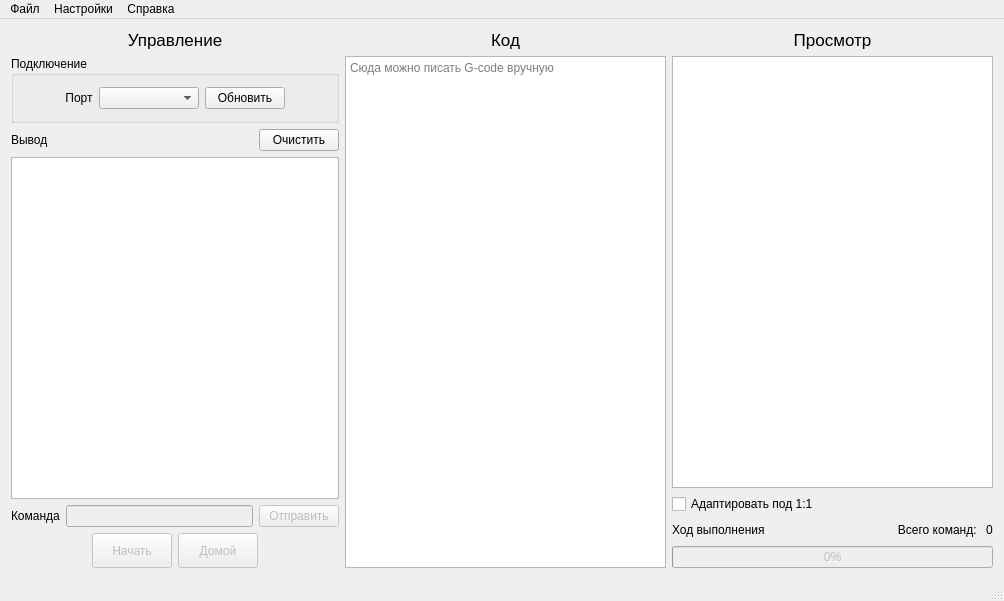
Qt form ui/mainwindow.ui (vladislick/CNCRun) before a commit.
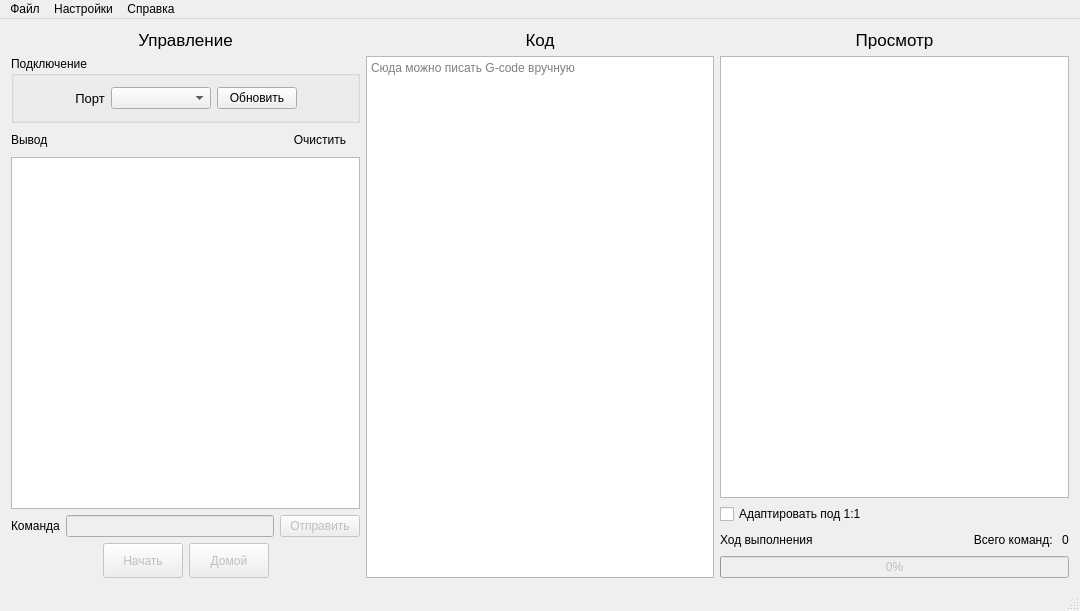
The same form after that commit. Icons and pictures are not drawn.

Patch:
```diff
--- a/ui/mainwindow.ui
+++ b/ui/mainwindow.ui
@@ -6,8 +6,8 @@
    <rect>
     <x>0</x>
     <y>0</y>
-    <width>1004</width>
-    <height>601</height>
+    <width>1080</width>
+    <height>611</height>
    </rect>
   </property>
   <property name="minimumSize">
@@ -68,6 +68,11 @@
            </item>
            <item>
             <widget class="QLabel" name="label_2">
+             <property name="font">
+              <font>
+               <pointsize>10</pointsize>
+              </font>
+             </property>
              <property name="text">
               <string>Порт</string>
              </property>
@@ -138,6 +143,9 @@
           <property name="text">
            <string>Очистить</string>
           </property>
+          <property name="flat">
+           <bool>true</bool>
+          </property>
          </widget>
         </item>
        </layout>
@@ -158,6 +166,7 @@
         </property>
         <property name="font">
          <font>
+          <pointsize>9</pointsize>
           <kerning>false</kerning>
          </font>
         </property>
@@ -168,8 +177,8 @@
          <string>&lt;!DOCTYPE HTML PUBLIC &quot;-//W3C//DTD HTML 4.0//EN&quot; &quot;http://www.w3.org/TR/REC-html40/strict.dtd&quot;&gt;
 &lt;html&gt;&lt;head&gt;&lt;meta name=&quot;qrichtext&quot; content=&quot;1&quot; /&gt;&lt;style type=&quot;text/css&quot;&gt;
 p, li { white-space: pre-wrap; }
-&lt;/style&gt;&lt;/head&gt;&lt;body style=&quot; font-family:'Noto Sans'; font-size:8pt; font-weight:400; font-style:normal;&quot;&gt;
-&lt;p style=&quot;-qt-paragraph-type:empty; margin-top:0px; margin-bottom:0px; margin-left:0px; margin-right:0px; -qt-block-indent:0; text-indent:0px; font-size:9pt;&quot;&gt;&lt;br /&gt;&lt;/p&gt;&lt;/body&gt;&lt;/html&gt;</string>
+&lt;/style&gt;&lt;/head&gt;&lt;body style=&quot; font-family:'Noto Sans'; font-size:9pt; font-weight:400; font-style:normal;&quot;&gt;
+&lt;p style=&quot;-qt-paragraph-type:empty; margin-top:0px; margin-bottom:0px; margin-left:0px; margin-right:0px; -qt-block-indent:0; text-indent:0px;&quot;&gt;&lt;br /&gt;&lt;/p&gt;&lt;/body&gt;&lt;/html&gt;</string>
         </property>
        </widget>
       </item>
@@ -203,6 +212,9 @@
           <property name="text">
            <string>Отправить</string>
           </property>
+          <property name="default">
+           <bool>true</bool>
+          </property>
          </widget>
         </item>
        </layout>
@@ -307,6 +319,11 @@
           <height>16777215</height>
          </size>
         </property>
+        <property name="font">
+         <font>
+          <pointsize>9</pointsize>
+         </font>
+        </property>
         <property name="placeholderText">
          <string>Сюда можно писать G-code вручную</string>
         </property>
@@ -420,7 +437,7 @@
     <rect>
      <x>0</x>
      <y>0</y>
-     <width>1004</width>
+     <width>1080</width>
      <height>21</height>
     </rect>
    </property>
```
Left out of the diff: 10 changed lines with no effect on the pictures.
